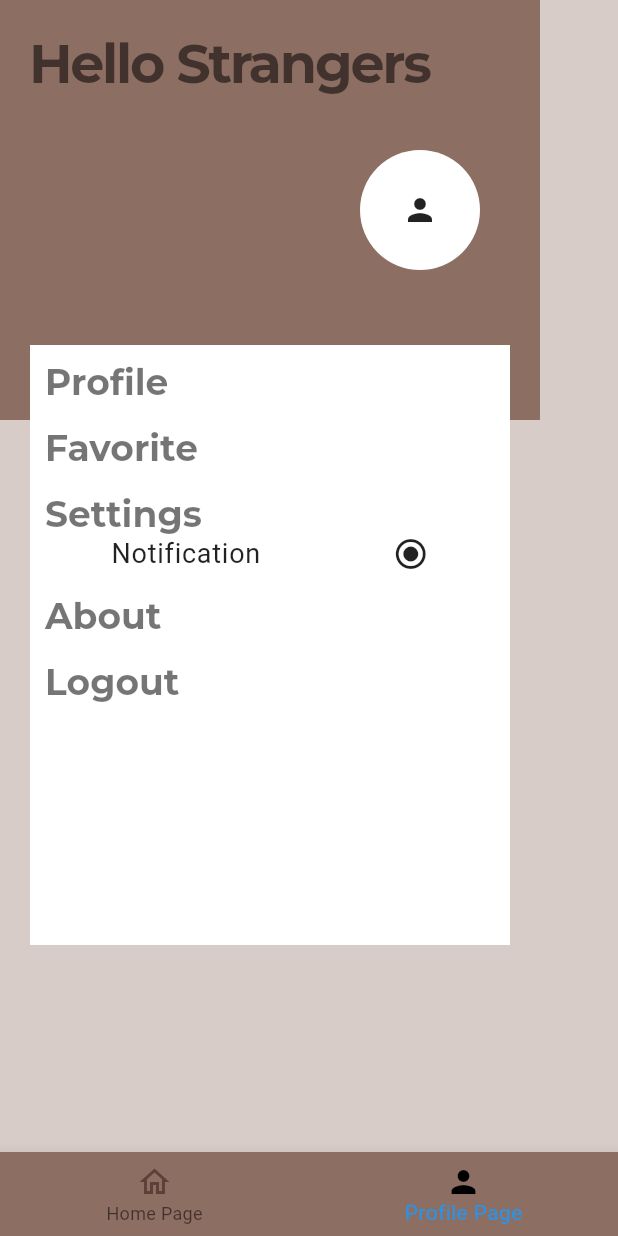
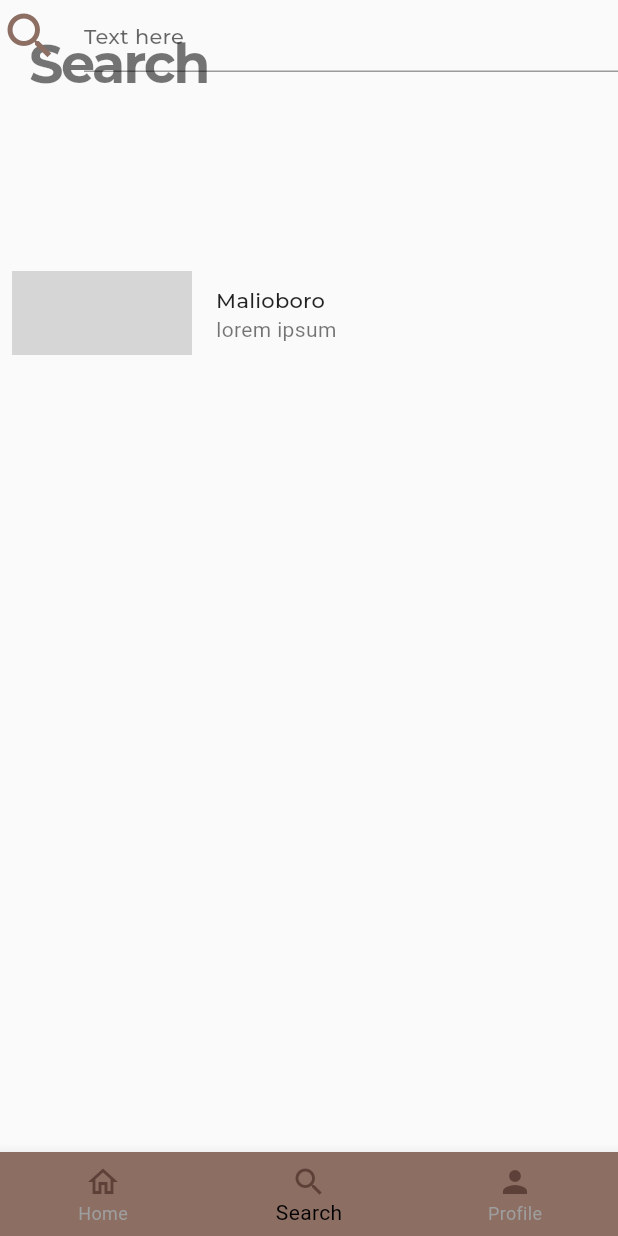
Before and after one commit to proyekcapstone/FRONT-END, a Flutter app: the screen it shows after launch, item 2 of the bottom bar chosen, on a phone screen of 412 x 824 dp. Run offline on Flutter 3.47's test engine with Material 2 defaults, Android fonts, the light colour scheme and no system bars; our stand-ins replace google_fonts; grey boxes are pictures that could not be loaded.

Commit message:
modify UI

```diff
--- a/lib/main.dart
+++ b/lib/main.dart
@@ -1,9 +1,9 @@
 import 'package:capstone_project_jti/common/style.dart';
 import 'package:capstone_project_jti/page_view.dart';
-import 'package:capstone_project_jti/widgets/profile_page.dart';
+import 'package:capstone_project_jti/ui/profile_page.dart';
 import 'package:capstone_project_jti/widgets/detail_tab.dart';
-import 'package:capstone_project_jti/widgets/home.dart';
-import 'package:capstone_project_jti/widgets/detail_page.dart';
+import 'package:capstone_project_jti/ui/home_page.dart';
+import 'package:capstone_project_jti/ui/detail_page.dart';
 import 'package:flutter/material.dart';
 
 void main() {
@@ -22,7 +22,7 @@ class MyApp extends StatelessWidget {
         textTheme: myTextTheme,
         primaryColor: primaryColor,
       ),
-      home: PageViewNew(),
+      home: myPageView(),
     );
   }
 }
--- a/lib/page_view.dart
+++ b/lib/page_view.dart
@@ -1,24 +1,26 @@
 import 'package:capstone_project_jti/common/style.dart';
-import 'package:capstone_project_jti/widgets/detail_page.dart';
-import 'package:capstone_project_jti/widgets/home.dart';
-import 'package:capstone_project_jti/widgets/profile_page.dart';
+import 'package:capstone_project_jti/ui/detail_page.dart';
+import 'package:capstone_project_jti/ui/home_page.dart';
+import 'package:capstone_project_jti/ui/profile_page.dart';
+import 'package:capstone_project_jti/ui/search_page.dart';
 import 'package:flutter/material.dart';
 
-class PageViewNew extends StatefulWidget {
+class myPageView extends StatefulWidget {
   static const routeName = '/page_view';
 
-  const PageViewNew({Key key}) : super(key: key);
+  const myPageView({Key key}) : super(key: key);
 
   @override
-  _PageViewNewState createState() => _PageViewNewState();
+  _myPageViewState createState() => _myPageViewState();
 }
 
-class _PageViewNewState extends State<PageViewNew> {
+class _myPageViewState extends State<myPageView> {
   int pageIndex = 0;
 
   final List<Widget> page = [
-    HomeWidget(),
-    ProfileWidget(),
+    HomePage(),
+    SearchPage(),
+    ProfilePage(),
   ];
 
   void onTapped(int index) {
@@ -41,24 +43,26 @@ class _PageViewNewState extends State<PageViewNew> {
               Icons.home_outlined,
               color: secondaryColor,
             ),
-            label: 'Home Page',
+            label: 'Home',
           ),
-          /*BottomNavigationBarItem(
+          BottomNavigationBarItem(
             icon: Icon(
               Icons.search,
-              color: Colors.black,
+              color: secondaryColor,
             ),
-            label: 'Search Page',
-          ),*/
+            label: 'Search',
+          ),
           BottomNavigationBarItem(
             icon: Icon(
               Icons.person,
-              color: Colors.black,
+              color: secondaryColor,
             ),
-            label: 'Profile Page',
+            label: 'Profile',
           ),
         ],
         onTap: onTapped,
+        selectedItemColor: Colors.black,
+        unselectedItemColor: Colors.grey,
       ),
     );
   }
--- a/lib/widgets/profile_page.dart
+++ b/lib/ui/profile_page.dart
@@ -1,11 +1,12 @@
 import 'package:capstone_project_jti/common/style.dart';
 import 'package:flutter/material.dart';
 
-class ProfileWidget extends StatelessWidget {
-  const ProfileWidget({Key key}) : super(key: key);
+class ProfilePage extends StatelessWidget {
+  const ProfilePage({Key key}) : super(key: key);
 
   @override
   Widget build(BuildContext context) {
+    Size size = MediaQuery.of(context).size;
     return Scaffold(
       backgroundColor: softColor,
       body: SafeArea(
@@ -14,8 +15,7 @@ class ProfileWidget extends StatelessWidget {
           children: [
             Stack(clipBehavior: Clip.none, children: [
               Container(
-                width: 360,
-                height: 280,
+                height: size.height * 0.3,
                 decoration: BoxDecoration(color: primaryColor),
               ),
               Padding(
--- /dev/null
+++ b/lib/ui/search_page.dart
@@ -0,0 +1,45 @@
+import 'package:capstone_project_jti/common/style.dart';
+import 'package:capstone_project_jti/widgets/list_widget.dart';
+import 'package:flutter/material.dart';
+
+class SearchPage extends StatelessWidget {
+  const SearchPage({Key key}) : super(key: key);
+
+  @override
+  Widget build(BuildContext context) {
+    Size size = MediaQuery.of(context).size;
+    return Scaffold(
+      body: SafeArea(
+          child: SingleChildScrollView(
+              child: Column(
+        children: [
+          Stack(
+            children: [
+              Container(
+                height: size.height * 0.2,
+                child: Padding(
+                  padding: const EdgeInsets.all(20.0),
+                  child: Text('Search',
+                      style: Theme.of(context).textTheme.headline1),
+                ),
+              ),
+              TextFormField(
+                controller: null,
+                decoration: InputDecoration(
+                    hintText: 'Text here',
+                    border: UnderlineInputBorder(
+                        borderSide: BorderSide(color: Colors.black)),
+                    icon: Icon(
+                      Icons.search,
+                      size: 40,
+                      color: primaryColor,
+                    )),
+              ),
+            ],
+          ),
+          ComponentListWidget(listHeight: 120.0,)
+        ],
+      ))),
+    );
+  }
+}
--- /dev/null
+++ b/lib/widgets/list_widget.dart
@@ -0,0 +1,20 @@
+import 'package:flutter/material.dart';
+
+class ComponentListWidget extends StatelessWidget {
+  final listHeight;
+  const ComponentListWidget({Key key, this.listHeight}) : super(key: key);
+
+  @override
+  Widget build(BuildContext context) {
+    return Material(
+        child: ListTile(
+          contentPadding: EdgeInsets.all(8.0),
+          leading: ClipRRect(
+              borderRadius: BorderRadius.circular(10.0),
+              child: Image.asset('asset/malioboro.png', height: listHeight,)),
+          title: Text('Malioboro'),
+          subtitle: Text('lorem ipsum'),
+          onTap: () {},
+        ));
+  }
+}
```
Also changed, not shown: lib/ui/home_page.dart (renamed from lib/widgets/home.dart, +18 -31 lines), lib/widgets/card_widget.dart (added, +29 -0 lines), lib/ui/detail_page.dart (renamed from lib/widgets/detail_page.dart).
